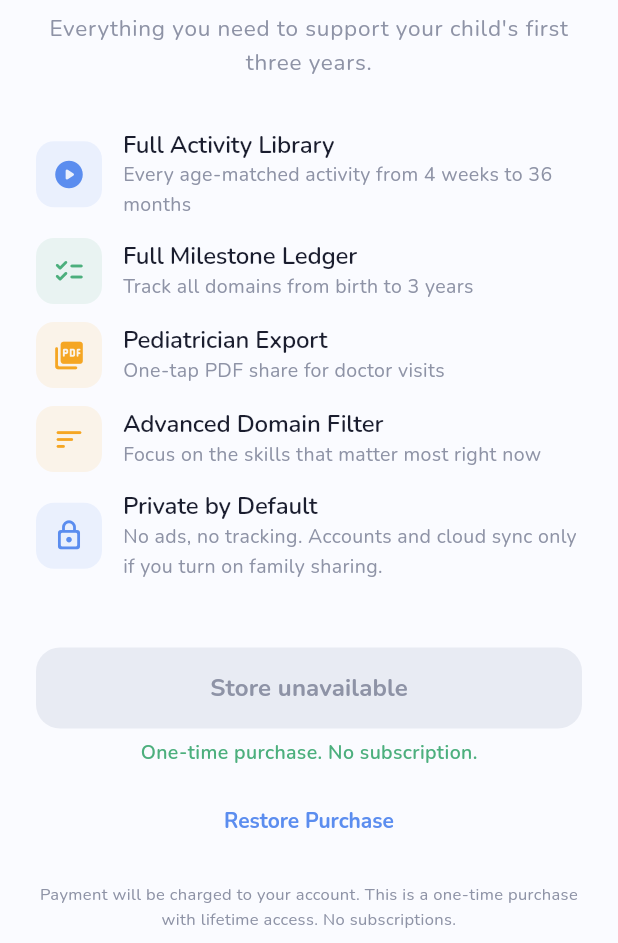
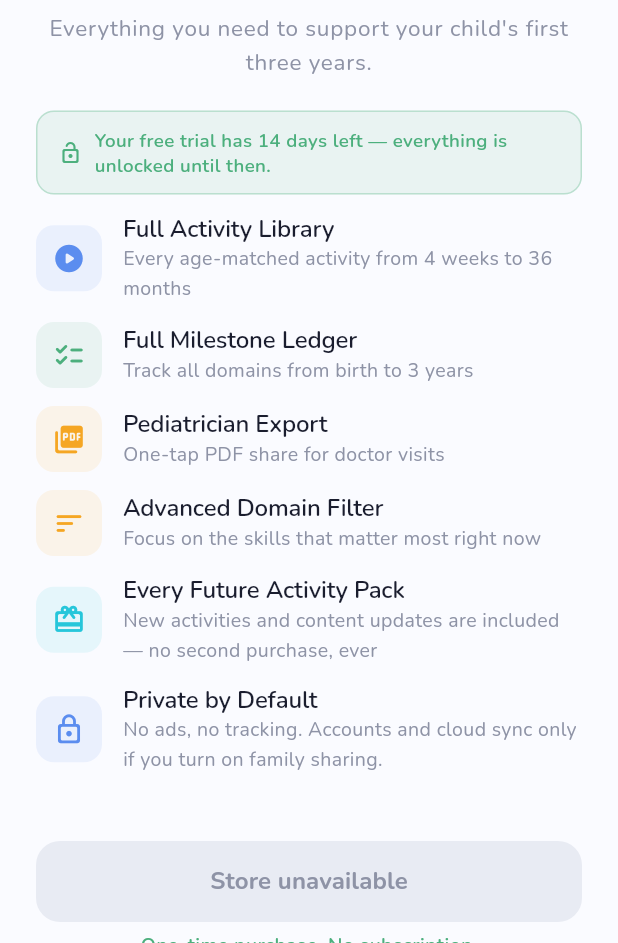
Before and after one commit to nikkyzam/Kids-app, a Flutter app: the PaywallScreen screen opened directly, on a phone screen of 412 x 824 dp, the part 293-1236 px from its top. Run offline on Flutter 3.47's test engine with Material 3 defaults, Android fonts, the phone set to English and light mode, and no system bars; our stand-ins replace confetti, file_picker, flutter_local_notifications, image_picker, in_app_purchase, pdf and 7 more; accounts and stored records are empty.

Commit message:
feat: give parents a fortnight before the paywall
The age-based free tier gave a parent four weeks of content and then a
paywall — and the parent of a four-week-old has neither the time nor the
sleep to have evaluated anything. Everything is now unlocked for fourteen
days from first launch. When the trial lapses the app falls back to the
age-based free tier rather than locking the door: nothing already
recorded becomes unreachable, which is the promise the paywall now makes
in as many words.

The gates read one pair of getters, so a purchase and a trial unlock the
same surfaces. The purchase flags stay separately readable because two
screens genuinely need the difference: the paywall dismisses itself when
the entitlement lands, and the Premium Plus screen shows an "already
active" state — keyed to the effective unlock, both would have been
unreachable for the entire fortnight a parent is deciding.

Home carries a slim strip for the duration rather than a loud one at the
end: a parent should know from the start that they are trying something
and not be ambushed on day thirteen. It disappears the moment the trial
ends or the app is bought. The countdown rounds up, so the last few hours
read as "Last day" rather than "0 days left" while everything is in fact
still unlocked.

The clock starts at launch rather than at the first lock, so the
fortnight begins when the parent does. A reinstall does grant a fresh
trial; the alternative is tying it to an account, and this app
deliberately does not require one. A corrupt stamp reads as "not started"
and is written again rather than taking the launch down.

Also adds the future-content-packs promise to the paywall, which the
one-time purchase was already honouring but never said.

Co-Authored-By: Claude Opus 5 <noreply@anthropic.com>
Claude-Session: https://claude.ai/code/session_0128Jw5p77kaxMFchJK7ifJr

```diff
--- a/lib/main.dart
+++ b/lib/main.dart
@@ -50,6 +50,11 @@ void main() async {
 
   final activityProvider = ActivityProvider(prefs);
 
+  // Starts the free-trial clock on the very first launch. Done here rather
+  // than lazily on the first paywall so the fortnight begins when the parent
+  // begins, not when they first hit a lock.
+  await activityProvider.startTrialClock();
+
   // Route store-confirmed entitlements into the provider. Wired before init()
   // so purchases that completed while the app was closed are picked up by the
   // first purchaseStream event.
--- a/lib/providers/activity_provider.dart
+++ b/lib/providers/activity_provider.dart
@@ -9,6 +9,7 @@ import '../models/child_profile.dart';
 import '../data/database_helper.dart';
 import '../data/activities_data.dart';
 import '../services/purchase_service.dart';
+import '../services/trial_service.dart';
 import '../utils/clock.dart';
 
 class ActivityProvider extends ChangeNotifier {
@@ -28,13 +29,38 @@ class ActivityProvider extends ChangeNotifier {
     _isPremiumPlus = _prefs.getBool('is_premium_plus') ?? false;
   }
 
+  /// Stamps the first launch so the trial clock starts. Called once at
+  /// start-up; harmless afterwards.
+  Future<void> startTrialClock() async {
+    await TrialService.recordFirstLaunch(_prefs);
+    notifyListeners();
+  }
+
   PlayActivity? get todayActivity => _todayActivity;
   ActivityCompletion? get todayCompletion => _todayCompletion;
   List<ActivityCompletion> get allCompletions =>
       List.unmodifiable(_allCompletions);
   bool get isCompleted => _todayCompletion != null;
-  bool get isPremium => _isPremium;
-  bool get isPremiumPlus => _isPremiumPlus;
+
+  /// Whether everything is unlocked right now — bought, or on trial.
+  ///
+  /// Read by the gates rather than [hasPurchasedPremium] so a single change
+  /// covers every locked surface; the paywall still needs the distinction, so
+  /// the purchase flags stay separately readable.
+  bool get isPremium => _isPremium || isTrialActive;
+  bool get isPremiumPlus => _isPremiumPlus || isTrialActive;
+
+  bool get hasPurchasedPremium => _isPremium;
+  bool get hasPurchasedPremiumPlus => _isPremiumPlus;
+
+  bool get isTrialActive => TrialService.isActive(_prefs);
+  bool get hasTrialLapsed => TrialService.hasLapsed(_prefs);
+  int get trialDaysRemaining => TrialService.daysRemaining(_prefs);
+
+  /// True only while the trial is what is unlocking things — so the UI can say
+  /// "3 days left" to a parent trying the app, and stay quiet for one who has
+  /// paid.
+  bool get isOnTrialOnly => isTrialActive && !_isPremium;
   bool get isLoading => _isLoading;
   int get totalCompletions => _allCompletions.length;
 
@@ -221,7 +247,7 @@ class ActivityProvider extends ChangeNotifier {
   }
 
   bool activityRequiresPremium(PlayActivity activity) =>
-      !activity.isInFreeTier && !_isPremium;
+      !activity.isInFreeTier && !isPremium;
 
   bool get todayRequiresPremium {
     if (_todayActivity == null) return false;
--- a/lib/screens/home/home_screen.dart
+++ b/lib/screens/home/home_screen.dart
@@ -9,6 +9,7 @@ import '../../theme/app_theme.dart';
 import '../../widgets/child_profile_dropdown.dart';
 import '../../widgets/activity_card.dart';
 import '../../widgets/streak_banner.dart';
+import '../../widgets/trial_banner.dart';
 import '../../widgets/daily_tip_card.dart';
 import '../../widgets/skill_coverage_card.dart';
 import '../milestones/milestones_screen.dart';
@@ -169,6 +170,7 @@ class _ActivityTab extends StatelessWidget {
               context, profile.name, profile.ageSummary, ap.currentStreak),
         ),
         const SliverToBoxAdapter(child: SizedBox(height: 12)),
+        const SliverToBoxAdapter(child: TrialBanner()),
         const SliverToBoxAdapter(child: StreakBanner()),
         SliverToBoxAdapter(child: _buildLibraryButton(context)),
         const SliverToBoxAdapter(child: SizedBox(height: 16)),
--- a/lib/screens/paywall/paywall_screen.dart
+++ b/lib/screens/paywall/paywall_screen.dart
@@ -17,10 +17,11 @@ class _PaywallScreenState extends State<PaywallScreen> {
 
   @override
   Widget build(BuildContext context) {
-    // The store confirms purchases asynchronously, so dismiss the paywall
-    // whenever the entitlement lands — whether from a purchase or a restore.
-    final isPremium = context.watch<ActivityProvider>().isPremium;
-    if (isPremium) {
+    // Watches the *purchase*, not the effective unlock: during the free trial
+    // everything is unlocked, and dismissing on that would make the paywall
+    // impossible to open for the fortnight a parent is deciding.
+    final ap = context.watch<ActivityProvider>();
+    if (ap.hasPurchasedPremium) {
       WidgetsBinding.instance.addPostFrameCallback((_) {
         if (!mounted) return;
         final navigator = Navigator.of(context);
@@ -65,7 +66,9 @@ class _PaywallScreenState extends State<PaywallScreen> {
       child: Column(
         children: [
           _buildHero(),
-          const SizedBox(height: 32),
+          const SizedBox(height: 20),
+          _buildTrialStatus(),
+          const SizedBox(height: 12),
           _buildFeatureList(),
           const SizedBox(height: 32),
           _buildPurchaseButton(),
@@ -113,6 +116,31 @@ class _PaywallScreenState extends State<PaywallScreen> {
     );
   }
 
+  /// Where the parent stands: mid-trial, lapsed, or neither. Stated plainly
+  /// rather than left to be discovered by hitting a lock.
+  Widget _buildTrialStatus() {
+    final ap = context.watch<ActivityProvider>();
+
+    if (ap.isOnTrialOnly) {
+      final days = ap.trialDaysRemaining;
+      return _StatusBanner(
+        icon: Icons.lock_open_rounded,
+        color: AppTheme.success,
+        text: 'Your free trial has $days day${days == 1 ? '' : 's'} left — '
+            'everything is unlocked until then.',
+      );
+    }
+    if (ap.hasTrialLapsed) {
+      return const _StatusBanner(
+        icon: Icons.schedule_rounded,
+        color: AppTheme.secondary,
+        text: 'Your free trial has ended. Everything you recorded is still '
+            'here, and the first four weeks of activities stay free.',
+      );
+    }
+    return const SizedBox.shrink();
+  }
+
   Widget _buildFeatureList() {
     final features = [
       // Describes the library as it actually is. The daily activity is drawn
@@ -135,6 +163,12 @@ class _PaywallScreenState extends State<PaywallScreen> {
       // "Zero cloud, always" stopped being true when family sharing shipped.
       // Private-by-default is the accurate claim: nothing leaves the device
       // unless the parent turns sharing on.
+      const _Feature(
+          Icons.card_giftcard_rounded,
+          AppTheme.languageColor,
+          'Every Future Activity Pack',
+          'New activities and content updates are included — no second '
+              'purchase, ever'),
       const _Feature(
           Icons.lock_outline_rounded,
           AppTheme.grossMotorColor,
@@ -269,3 +303,42 @@ class _FeatureTile extends StatelessWidget {
     );
   }
 }
+
+/// A one-line status strip on the paywall.
+class _StatusBanner extends StatelessWidget {
+  final IconData icon;
+  final Color color;
+  final String text;
+
+  const _StatusBanner({
+    required this.icon,
+    required this.color,
+    required this.text,
+  });
+
+  @override
+  Widget build(BuildContext context) {
+    return Container(
+      padding: const EdgeInsets.symmetric(horizontal: 14, vertical: 10),
+      decoration: BoxDecoration(
+        color: color.withValues(alpha: 0.1),
+        borderRadius: BorderRadius.circular(12),
+        border: Border.all(color: color.withValues(alpha: 0.3)),
+      ),
+      child: Row(
+        children: [
+          Icon(icon, size: 16, color: color),
+          const SizedBox(width: 8),
+          Expanded(
+            child: Text(text,
+                style: TextStyle(
+                    fontSize: 12.5,
+                    height: 1.4,
+                    color: color,
+                    fontWeight: FontWeight.w600)),
+          ),
+        ],
+      ),
+    );
+  }
+}
--- a/lib/screens/paywall/premium_plus_screen.dart
+++ b/lib/screens/paywall/premium_plus_screen.dart
@@ -16,7 +16,10 @@ class _PremiumPlusScreenState extends State<PremiumPlusScreen> {
   Widget build(BuildContext context) {
     final ap = context.watch<ActivityProvider>();
 
-    if (ap.isPremiumPlus) {
+    // The purchase, not the effective unlock: during the trial everything is
+    // on, and showing the "already active" screen then would leave a parent no
+    // way to actually subscribe.
+    if (ap.hasPurchasedPremiumPlus) {
       return _buildAlreadyActiveScreen(context);
     }
 
--- /dev/null
+++ b/lib/services/trial_service.dart
@@ -0,0 +1,68 @@
+import 'package:shared_preferences/shared_preferences.dart';
+
+import '../utils/clock.dart';
+
+/// The free trial.
+///
+/// The age-based free tier alone gave a parent four weeks of content before a
+/// paywall — and a newborn's parent has neither the time nor the sleep to
+/// evaluate an app in that window. The trial opens everything for a fortnight
+/// from first launch; when it lapses the app falls back to the age-based free
+/// tier rather than locking the door, so nothing a parent already recorded
+/// becomes unreachable.
+class TrialService {
+  TrialService._();
+
+  static const String firstLaunchKey = 'first_launch_at';
+
+  static const Duration length = Duration(days: 14);
+
+  /// Stamps the first launch, once. Safe to call on every launch.
+  ///
+  /// Stored rather than derived from the install date, which no platform
+  /// exposes consistently. A parent who reinstalls does get a fresh trial;
+  /// tying it to an account would mean requiring an account, which this app
+  /// deliberately does not.
+  static Future<DateTime> recordFirstLaunch(SharedPreferences prefs) async {
+    final existing = startedAt(prefs);
+    if (existing != null) return existing;
+    final now = Clock.now();
+    await prefs.setString(firstLaunchKey, now.toIso8601String());
+    return now;
+  }
+
+  static DateTime? startedAt(SharedPreferences prefs) {
+    final raw = prefs.getString(firstLaunchKey);
+    if (raw == null) return null;
+    // A corrupt value must not take the launch down with it; the trial simply
+    // reads as not yet started and is stamped again.
+    return DateTime.tryParse(raw);
+  }
+
+  static DateTime? endsAt(SharedPreferences prefs) {
+    final start = startedAt(prefs);
+    return start?.add(length);
+  }
+
+  static bool isActive(SharedPreferences prefs) {
+    final end = endsAt(prefs);
+    if (end == null) return false;
+    return Clock.now().isBefore(end);
+  }
+
+  /// Whole days left, rounded up, so the last partial day still reads as "1
+  /// day left" rather than "0 days left" while the trial is in fact running.
+  static int daysRemaining(SharedPreferences prefs) {
+    final end = endsAt(prefs);
+    if (end == null) return 0;
+    final remaining = end.difference(Clock.now());
+    if (remaining.isNegative) return 0;
+    final days = remaining.inHours / 24;
+    return days.ceil().clamp(0, length.inDays);
+  }
+
+  /// True once the trial has been used up — as distinct from never started.
+  /// The paywall says something different in each case.
+  static bool hasLapsed(SharedPreferences prefs) =>
+      startedAt(prefs) != null && !isActive(prefs);
+}
```
Also changed, not shown: lib/screens/settings/settings_screen.dart (+13 -2 lines), lib/widgets/trial_banner.dart (added, +61 -0 lines), 3 other files.
